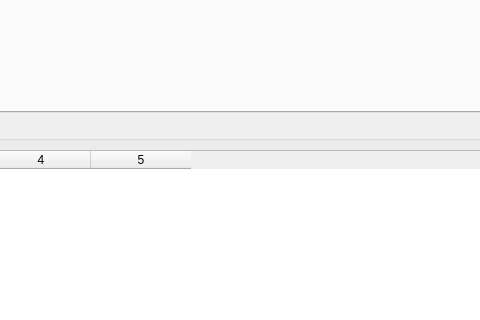
First picture: the form in mainwindow.ui, repository oscarys/filter-toolbox, before the edit; both pictures show x 662 to 1142 and y 298 to 618 of the 1280 by 820 pixel window.
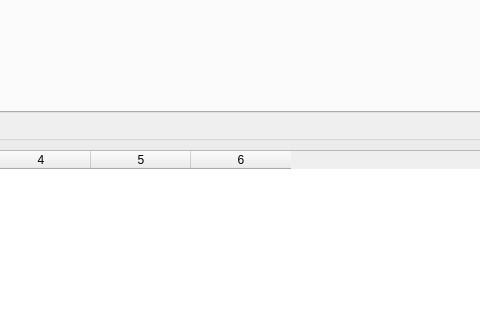
Second picture: the form after the edit.

Patch:
```diff
--- a/mainwindow.ui
+++ b/mainwindow.ui
@@ -429,7 +429,7 @@
          <layout class="QVBoxLayout" name="layoutComp">
           <item>
            <widget class="QTableWidget" name="tblComponents">
-            <property name="columnCount"><number>5</number></property>
+            <property name="columnCount"><number>6</number></property>
             <attribute name="horizontalHeaderItem" column="0">
              <item><property name="text"><string>Stage</string></property></item>
             </attribute>
```
Left out of the diff: 9 changed lines with no effect on the pictures.
